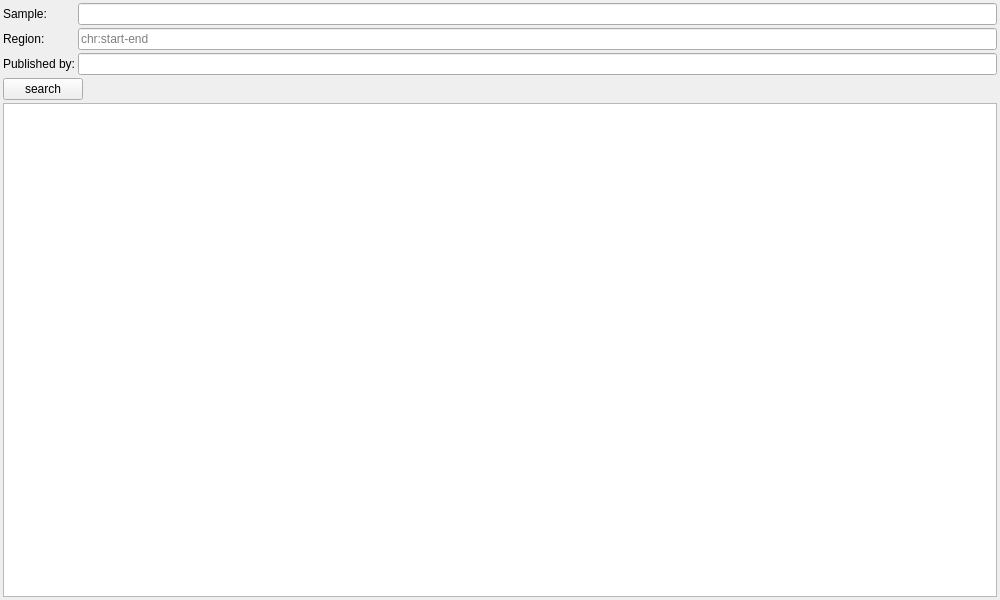
imgag/ngs-bits, file src/GSvar/PublishedVariantsWidget.ui: the form before one commit.
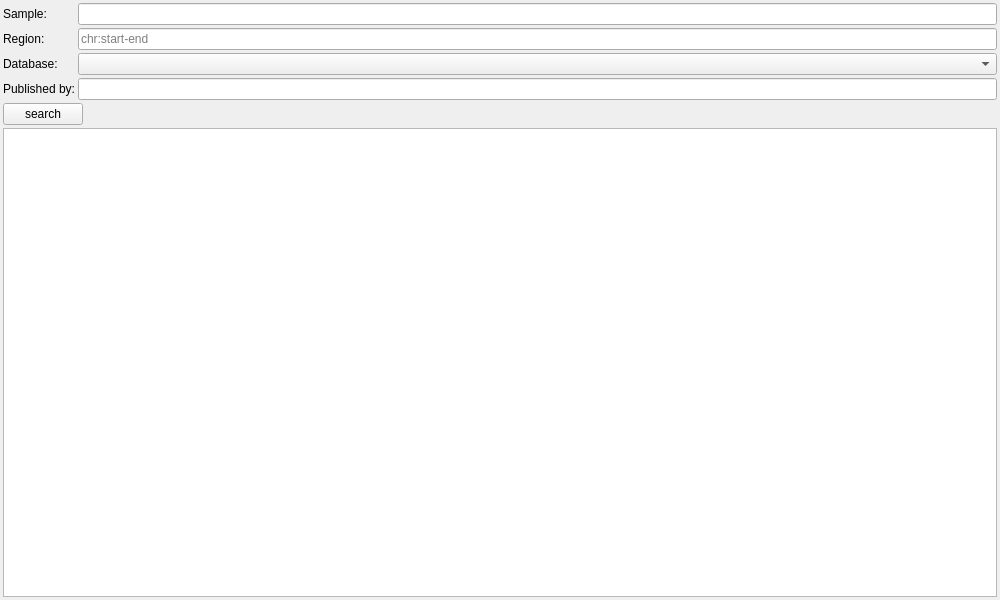
The form after the commit. Custom widgets are drawn as their Qt base class.

Commit message: GSvar: Added support searching variants published in ClinVar

```diff
--- a/src/GSvar/PublishedVariantsWidget.ui
+++ b/src/GSvar/PublishedVariantsWidget.ui
@@ -35,13 +35,6 @@
    <property name="spacing">
     <number>3</number>
    </property>
-   <item row="0" column="0">
-    <widget class="QLabel" name="label">
-     <property name="text">
-      <string>Sample:</string>
-     </property>
-    </widget>
-   </item>
    <item row="2" column="1">
     <widget class="QLineEdit" name="f_region">
      <property name="toolTip">
@@ -52,6 +45,20 @@
      </property>
     </widget>
    </item>
+   <item row="0" column="0">
+    <widget class="QLabel" name="label">
+     <property name="text">
+      <string>Sample:</string>
+     </property>
+    </widget>
+   </item>
+   <item row="4" column="0">
+    <widget class="QLabel" name="label_2">
+     <property name="text">
+      <string>Published by:</string>
+     </property>
+    </widget>
+   </item>
    <item row="2" column="0">
     <widget class="QLabel" name="label_3">
      <property name="text">
@@ -59,23 +66,16 @@
      </property>
     </widget>
    </item>
-   <item row="3" column="0">
-    <widget class="QLabel" name="label_2">
-     <property name="text">
-      <string>Published by:</string>
-     </property>
-    </widget>
-   </item>
-   <item row="5" column="0" colspan="2">
-    <widget class="DBTableWidget" name="table"/>
-   </item>
-   <item row="3" column="1">
+   <item row="4" column="1">
     <widget class="DBSelector" name="f_published"/>
    </item>
    <item row="0" column="1">
     <widget class="DBSelector" name="f_sample"/>
    </item>
-   <item row="4" column="0" colspan="2">
+   <item row="6" column="0" colspan="2">
+    <widget class="DBTableWidget" name="table"/>
+   </item>
+   <item row="5" column="0" colspan="2">
     <layout class="QHBoxLayout" name="horizontalLayout">
      <item>
       <widget class="QPushButton" name="search_btn">
@@ -99,6 +99,16 @@
      </item>
     </layout>
    </item>
+   <item row="3" column="1">
+    <widget class="QComboBox" name="f_db"/>
+   </item>
+   <item row="3" column="0">
+    <widget class="QLabel" name="label_4">
+     <property name="text">
+      <string>Database:</string>
+     </property>
+    </widget>
+   </item>
   </layout>
  </widget>
  <customwidgets>
```
The commit also changes 3 other files.
